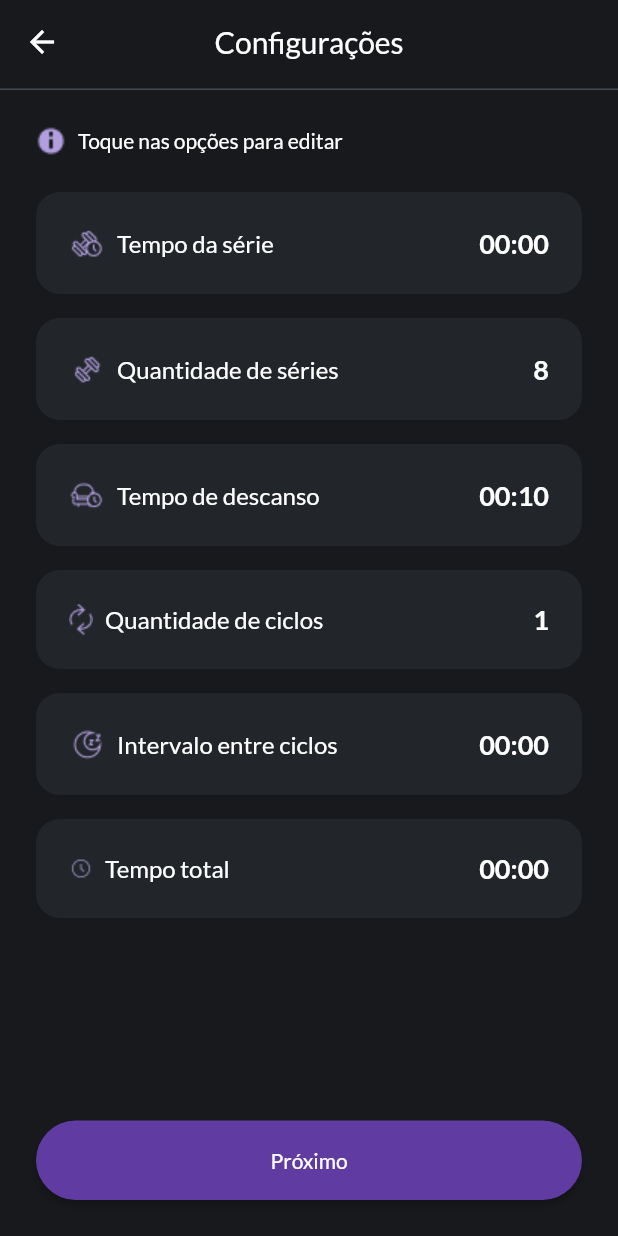
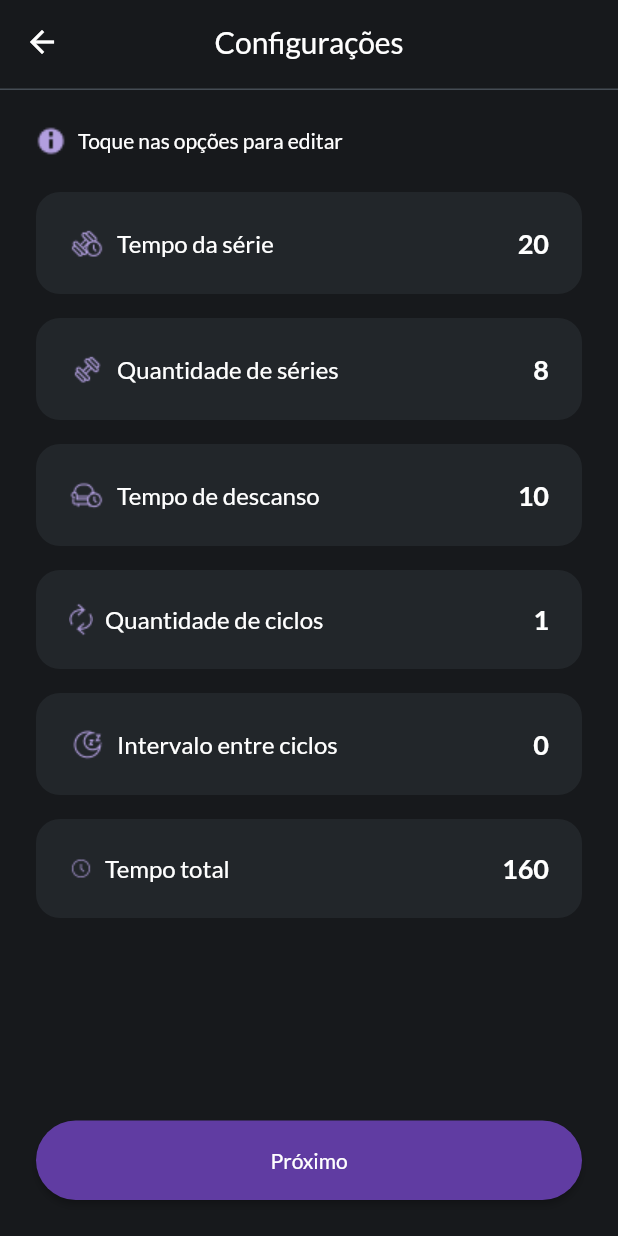
Before and after one commit to Lennoard/pacoquinha, a Flutter app: the ChangeSettingsPage screen opened by its route, on a phone screen of 412 x 824 dp. Run offline on Flutter 3.47's test engine with Material 2 defaults, Android fonts, the light colour scheme and no system bars; our stand-ins replace cloud_firestore, dartz, equatable, firebase_auth, firebase_core, flutter_mobx and 6 more; accounts and stored records are empty; generated files the repository leaves out were written again.

Commit message:
add: mobx

```diff
--- a/lib/features/settings/domain/entities/training_settings.dart
+++ b/lib/features/settings/domain/entities/training_settings.dart
@@ -15,6 +15,8 @@ class TrainingSettings extends Equatable {
     required this.cycleInterval,
   });
 
+  int get getTrainingTime => seriesCount * seriesTime * cycleCount;
+
   factory TrainingSettings.defaultSettings() {
     return const TrainingSettings(
       seriesCount: 8,
@@ -26,11 +28,6 @@ class TrainingSettings extends Equatable {
   }
 
   @override
-  List<Object?> get props => [
-    seriesTime,
-    seriesCount,
-    restingTime,
-    cycleCount,
-    cycleInterval
-  ];
+  List<Object?> get props =>
+      [seriesTime, seriesCount, restingTime, cycleCount, cycleInterval];
 }
--- a/lib/features/settings/presentation/pages/change_settings.dart
+++ b/lib/features/settings/presentation/pages/change_settings.dart
@@ -1,15 +1,32 @@
 import 'package:flutter/material.dart';
+import 'package:flutter_mobx/flutter_mobx.dart';
 import 'package:tabata/common/widgets/button.dart';
-import 'package:tabata/constants/routes.dart';
+import 'package:tabata/features/settings/domain/entities/training_settings.dart';
 import 'package:tabata/features/settings/presentation/widgets/info_hint.dart';
 import 'package:tabata/features/settings/presentation/widgets/row_input.dart';
+import 'package:tabata/features/settings/store/settings.store.dart';
 import 'package:tabata/theme/colors.dart';
 
-class ChangeSettingsPage extends StatelessWidget {
+class ChangeSettingsPage extends StatefulWidget {
   const ChangeSettingsPage({Key? key}) : super(key: key);
 
+  @override
+  State<ChangeSettingsPage> createState() => _ChangeSettingsPageState();
+}
+
+class _ChangeSettingsPageState extends State<ChangeSettingsPage> {
+  final settingsStore = TrainingSettingsStore();
+
   void navigateToTabata(BuildContext context) {
-    Navigator.pushNamedAndRemoveUntil(context, tabataRoute, (_) => false);
+    const TrainingSettings updatedSettings = TrainingSettings(
+      cycleCount: 1,
+      cycleInterval: 1,
+      restingTime: 1,
+      seriesCount: 1,
+      seriesTime: 1,
+    );
+    settingsStore.updateTrainingSettingStore(updatedSettings);
+    // Navigator.pushNamedAndRemoveUntil(context, tabataRoute, (_) => false);
   }
 
   @override
@@ -38,53 +55,69 @@ class ChangeSettingsPage extends StatelessWidget {
             Column(
               children: [
                 const InfoHint(),
-                RowInput(
+                Observer(
+                  builder: (_) => RowInput(
                     iconPath: 'assets/icons/ic_workout_time_colored.png',
                     label: "Tempo da série",
-                  value: "00:00",
+                    value: settingsStore.trainingSettings.seriesTime.toString(),
                     onTap: () {
                       // TODO
                     },
                   ),
-                RowInput(
+                ),
+                Observer(
+                  builder: (_) => RowInput(
                     iconPath: 'assets/icons/ic_series.png',
                     label: "Quantidade de séries",
-                  value: "8",
+                    value:
+                        settingsStore.trainingSettings.seriesCount.toString(),
                     onTap: () {
                       // TODO
                     },
                   ),
-                RowInput(
+                ),
+                Observer(
+                  builder: (_) => RowInput(
                     iconPath: 'assets/icons/ic_rest_colored_alt.png',
                     label: "Tempo de descanso",
-                  value: "00:10",
+                    value:
+                        settingsStore.trainingSettings.restingTime.toString(),
                     onTap: () {
                       // TODO
                     },
                   ),
-                RowInput(
+                ),
+                Observer(
+                  builder: (_) => RowInput(
                     iconPath: 'assets/icons/ic_cicle_colored.png',
                     label: "Quantidade de ciclos",
-                  value: "1",
+                    value: settingsStore.trainingSettings.cycleCount.toString(),
                     onTap: () {
                       // TODO
                     },
                   ),
-                RowInput(
+                ),
+                Observer(
+                  builder: (_) => RowInput(
                     iconPath: 'assets/icons/ic_interval.png',
                     label: "Intervalo entre ciclos",
-                  value: "00:00",
+                    value:
+                        settingsStore.trainingSettings.cycleInterval.toString(),
                     onTap: () {
                       // TODO
                     },
                   ),
-                RowInput(
+                ),
+                Observer(
+                  builder: (_) => RowInput(
                     iconPath: 'assets/icons/ic_time_colored.png',
                     label: "Tempo total",
-                  value: "00:00",
+                    value: settingsStore.trainingSettings.getTrainingTime
+                        .toString(),
                     onTap: () {
                       // TODO
                     },
+                  ),
                 ),
               ],
             ),
--- a/pubspec.yaml
+++ b/pubspec.yaml
@@ -43,12 +43,15 @@ dependencies:
   path:
   fluttertoast: ^8.0.9
   percent_indicator: ^4.2.2
+  mobx: ^2.0.7+2
+  flutter_mobx: ^2.0.6+1
 
 dev_dependencies:
   flutter_test:
     sdk: flutter
   injectable_generator:
-  build_runner:
+  build_runner: ^2.1.11
+  mobx_codegen: ^2.0.7
 
   # The "flutter_lints" package below contains a set of recommended lints to
   # encourage good coding practices. The lint set provided by the package is
```
Also changed, not shown: lib/features/settings/presentation/pages/first_access.dart (+7 -1 lines), lib/features/settings/store/settings.store.dart (added, +16 -0 lines), lib/features/tabata/store/tabata.store.dart (added, +15 -0 lines), lib/features/settings/store/settings.store.g.dart (added), lib/features/tabata/store/tabata.store.g.dart (added), pubspec.lock. Lines whose indentation alone changed are shown as unchanged.
